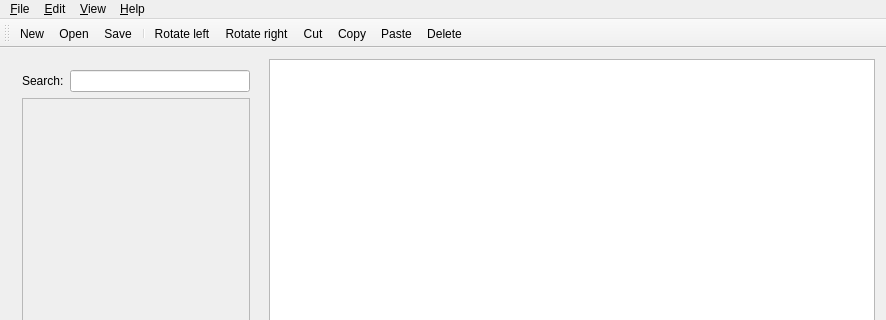
Before: the Qt Designer form app/mainwindow.ui in GIBIS-UNIFESP/wiRedPanda, drawn with Qt 5; both pictures show x 0 to 886 and y 0 to 320 of the 886 by 765 pixel window.
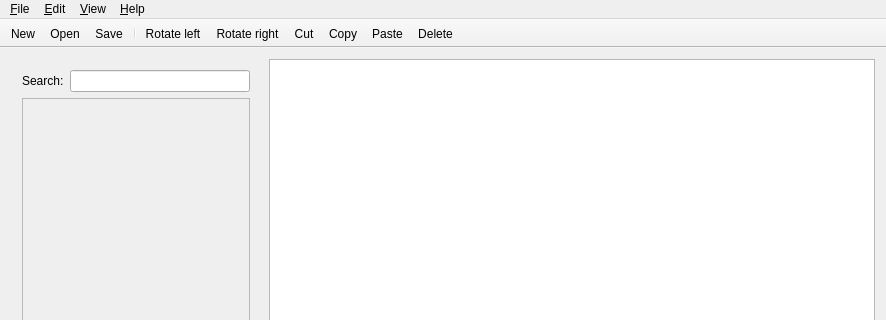
After: the same form once the commit is applied. The open tabs and pages were chosen to show the change. Icons and pictures are not drawn. Custom widgets are drawn as their Qt base class.

Commit message: wpanda 1.91 - ?Fixed? move elements command Fixed some user interface issues

```diff
--- a/app/mainwindow.ui
+++ b/app/mainwindow.ui
@@ -962,6 +962,18 @@
    </layout>
   </widget>
   <widget class="QToolBar" name="mainToolBar">
+   <property name="contextMenuPolicy">
+    <enum>Qt::PreventContextMenu</enum>
+   </property>
+   <property name="movable">
+    <bool>false</bool>
+   </property>
+   <property name="toolButtonStyle">
+    <enum>Qt::ToolButtonFollowStyle</enum>
+   </property>
+   <property name="floatable">
+    <bool>false</bool>
+   </property>
    <attribute name="toolBarArea">
     <enum>TopToolBarArea</enum>
    </attribute>
```
Left out of the diff: 24 changed lines with no effect on the pictures. The commit also changes 4 other files.
